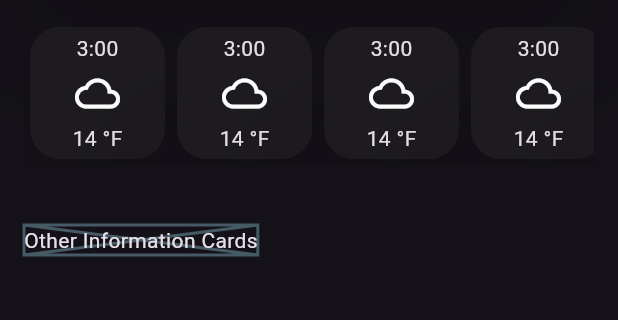
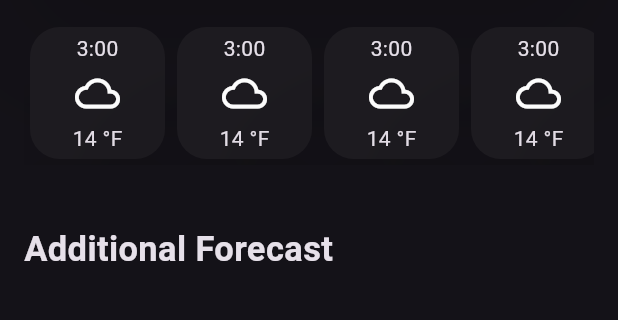
Before and after one commit to samrocks03/LearningFlutter, a Flutter app: the screen it shows after launch, on a phone screen of 412 x 824 dp, the part 480-800 px from its top. Run offline on Flutter 3.47's test engine with Material 2 defaults, Android fonts, the phone set to English and light mode, and no system bars.

Commit message:
Additional forecast initiated

```diff
--- a/weather_apk/lib/screen.dart
+++ b/weather_apk/lib/screen.dart
@@ -128,10 +128,15 @@ class WeatherApp extends StatelessWidget {
 
             SizedBox(height: 40,),
 
-            Placeholder(
-              fallbackHeight: 150,
-              child: Text("Other Information Cards"),
+
+            Text(
+              "Additional Forecast",
+              style : TextStyle(
+                fontSize: 23,
+                fontWeight: FontWeight.bold
+              )
             ),
+
 
           ],
         ),
```
